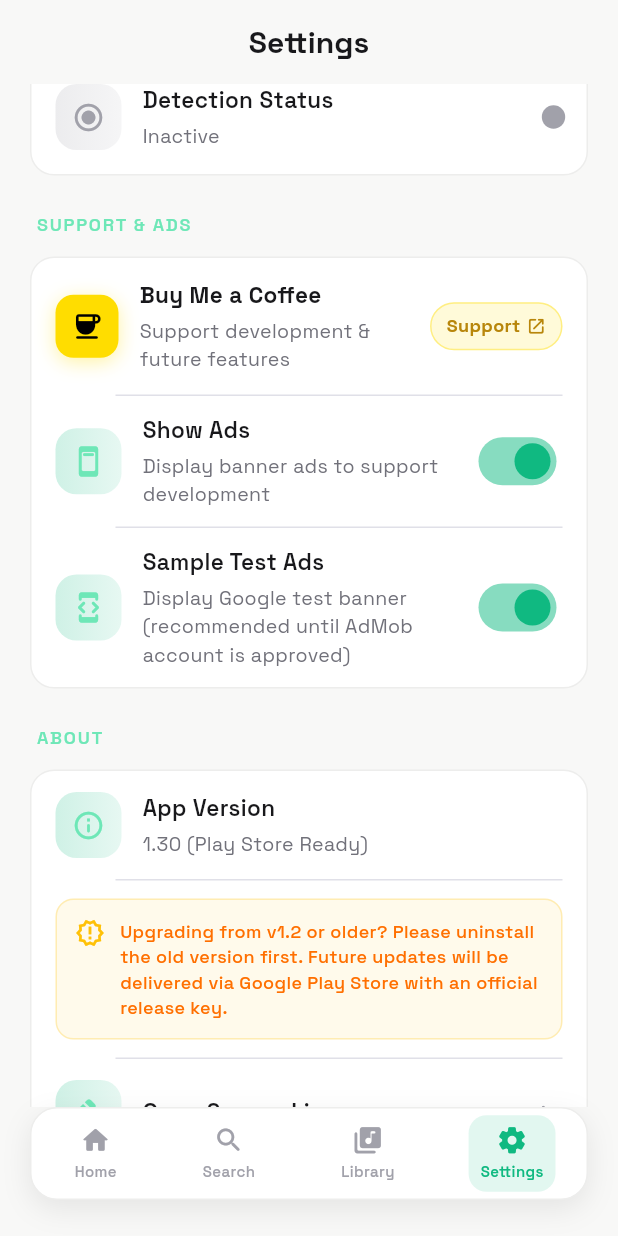
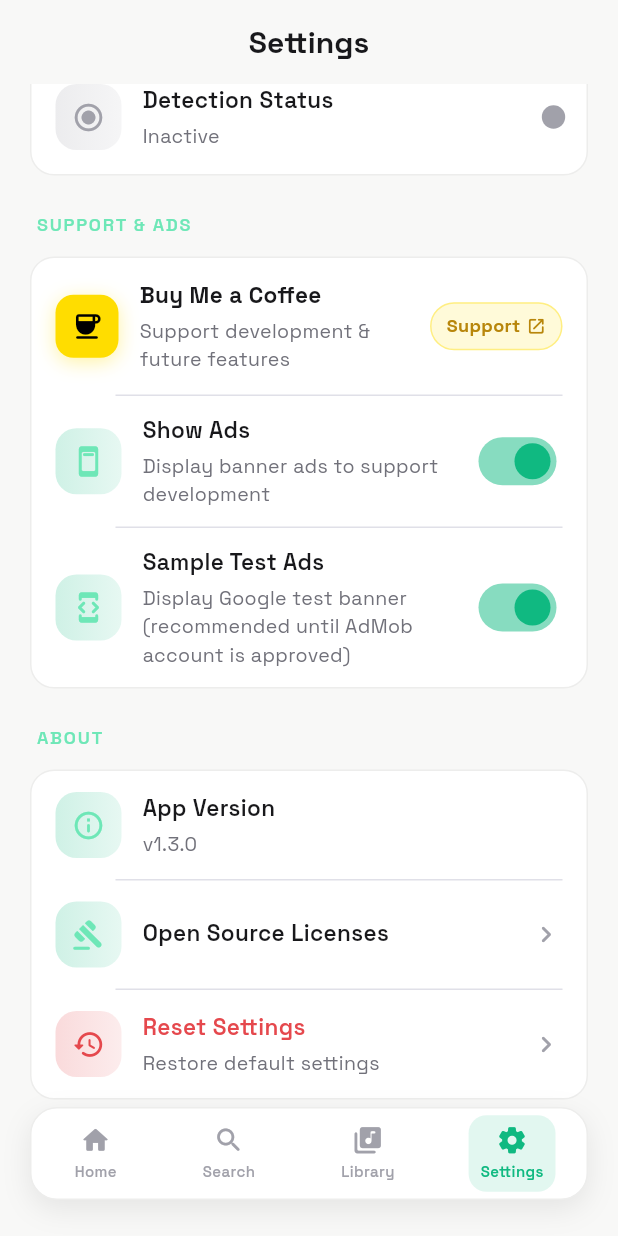
Before and after one commit to Avaneesh-Inamdar/FlashLyrics, a Flutter app: the screen it shows after launch, item 4 of the bottom bar chosen, scrolled down 1728 dp, on a phone screen of 412 x 824 dp. Run offline on Flutter 3.47's test engine with Material 3 defaults, Android fonts, the phone set to English and light mode, and no system bars; drawn by our look-alikes of flutter_animate; our stand-ins replace dio, equatable, flutter_riverpod, google_fonts, google_mobile_ads, share_plus and 2 more; network calls fail.

Commit message:
chore: clean up App Version display and remove upgrade note card in Settings

```diff
--- a/lib/core/constants/app_constants.dart
+++ b/lib/core/constants/app_constants.dart
@@ -58,7 +58,7 @@ class AppConstants {
   AppConstants._();
 
   static const String appName = 'FlashLyrics';
-  static const String appVersion = '1.30';
+  static const String appVersion = '1.3.0';
 
   /// Cache keys
   static const String lyricsCacheKey = 'lyrics_cache';
--- a/lib/presentation/screens/settings_screen.dart
+++ b/lib/presentation/screens/settings_screen.dart
@@ -356,10 +356,8 @@ class SettingsScreen extends ConsumerWidget {
                           context,
                           icon: Icons.info_outline_rounded,
                           title: 'App Version',
-                          subtitle: '${AppConstants.appVersion} (Play Store Ready)',
-                        ),
-                        _buildDivider(context),
-                        _buildNoteCard(context),
+                          subtitle: 'v${AppConstants.appVersion}',
+                        ),
                         _buildDivider(context),
                         _buildTapTile(
                           context,
@@ -676,41 +674,7 @@ class SettingsScreen extends ConsumerWidget {
     );
   }
 
-  Widget _buildNoteCard(BuildContext context) {
-    final isDark = Theme.of(context).brightness == Brightness.dark;
-    return Padding(
-      padding: const EdgeInsets.symmetric(horizontal: 16, vertical: 12),
-      child: Container(
-        padding: const EdgeInsets.all(12),
-        decoration: BoxDecoration(
-          color: Colors.amber.withValues(alpha: isDark ? 0.12 : 0.08),
-          borderRadius: BorderRadius.circular(12),
-          border: Border.all(
-            color: Colors.amber.withValues(alpha: isDark ? 0.35 : 0.25),
-            width: 1,
-          ),
-        ),
-        child: Row(
-          crossAxisAlignment: CrossAxisAlignment.start,
-          children: [
-            const Icon(Icons.new_releases_outlined, color: Colors.amber, size: 20),
-            const SizedBox(width: 10),
-            Expanded(
-              child: Text(
-                'Upgrading from v1.2 or older? Please uninstall the old version first. Future updates will be delivered via Google Play Store with an official release key.',
-                style: TextStyle(
-                  fontSize: 12,
-                  height: 1.4,
-                  color: isDark ? Colors.amber.shade200 : Colors.amber.shade900,
-                  fontWeight: FontWeight.w500,
-                ),
-              ),
-            ),
-          ],
-        ),
-      ),
-    );
-  }
+
 
   Widget _buildStatusTile(BuildContext context, bool isActive) {
     final isDark = Theme.of(context).brightness == Brightness.dark;
```
